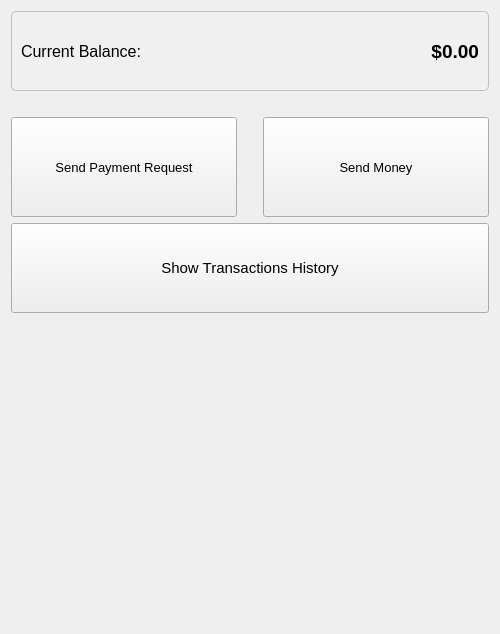
Above: src/ui/views/HomePage.ui from IbrahimYasserM/Cashtak before the change. Below: the same form after it.
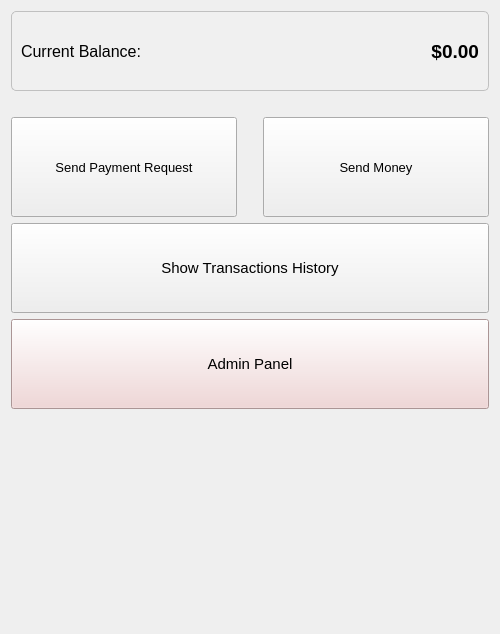
That is the form after the change.

Commit message: FEAT: Admin UI

The edit to the form file:
```diff
--- a/src/ui/views/HomePage.ui
+++ b/src/ui/views/HomePage.ui
@@ -181,6 +181,33 @@
      </property>
     </widget>
    </item>
+   <item>
+    <widget class="QPushButton" name="pushButtonAdmin">
+     <property name="sizePolicy">
+      <sizepolicy hsizetype="MinimumExpanding" vsizetype="Fixed">
+       <horstretch>0</horstretch>
+       <verstretch>0</verstretch>
+      </sizepolicy>
+     </property>
+     <property name="minimumSize">
+      <size>
+       <width>0</width>
+       <height>90</height>
+      </size>
+     </property>
+     <property name="font">
+      <font>
+       <pointsize>11</pointsize>
+      </font>
+     </property>
+     <property name="styleSheet">
+      <string notr="true">background-color: #f0d0d0;</string>
+     </property>
+     <property name="text">
+      <string>Admin Panel</string>
+     </property>
+    </widget>
+   </item>
    <item>
     <spacer name="verticalSpacer">
      <property name="orientation">
```
The commit also changes 8 other files.
